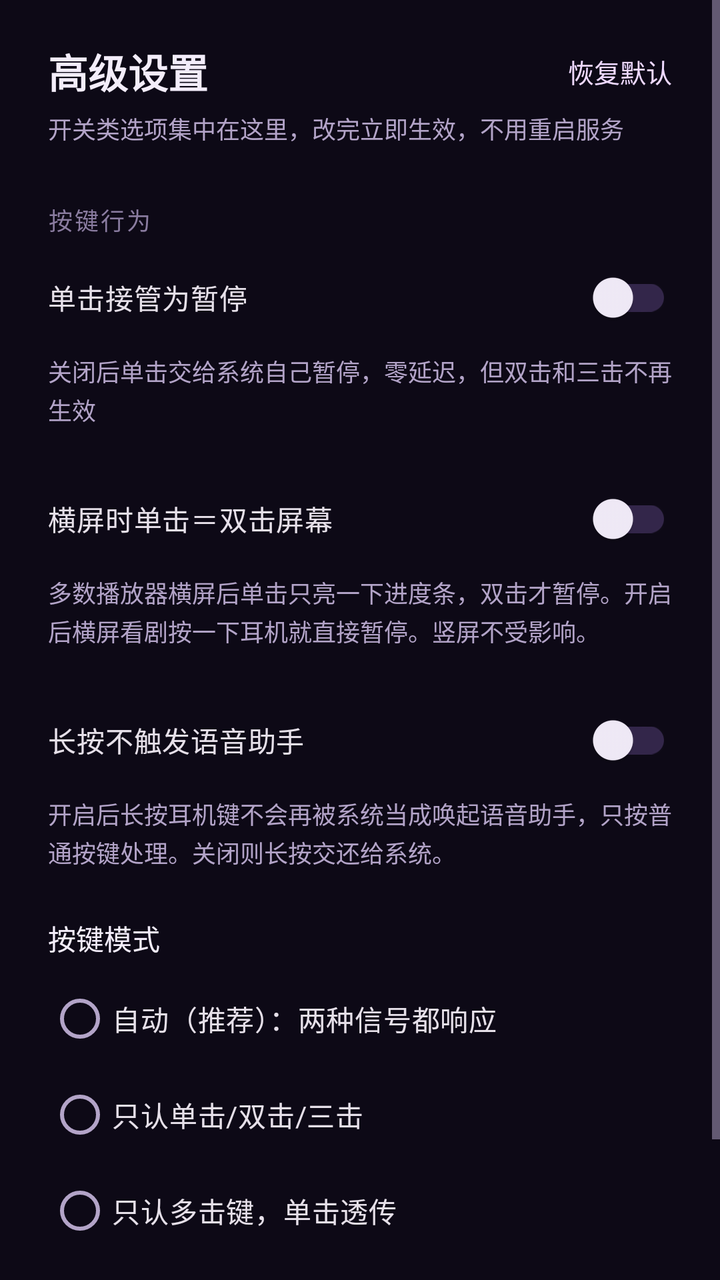
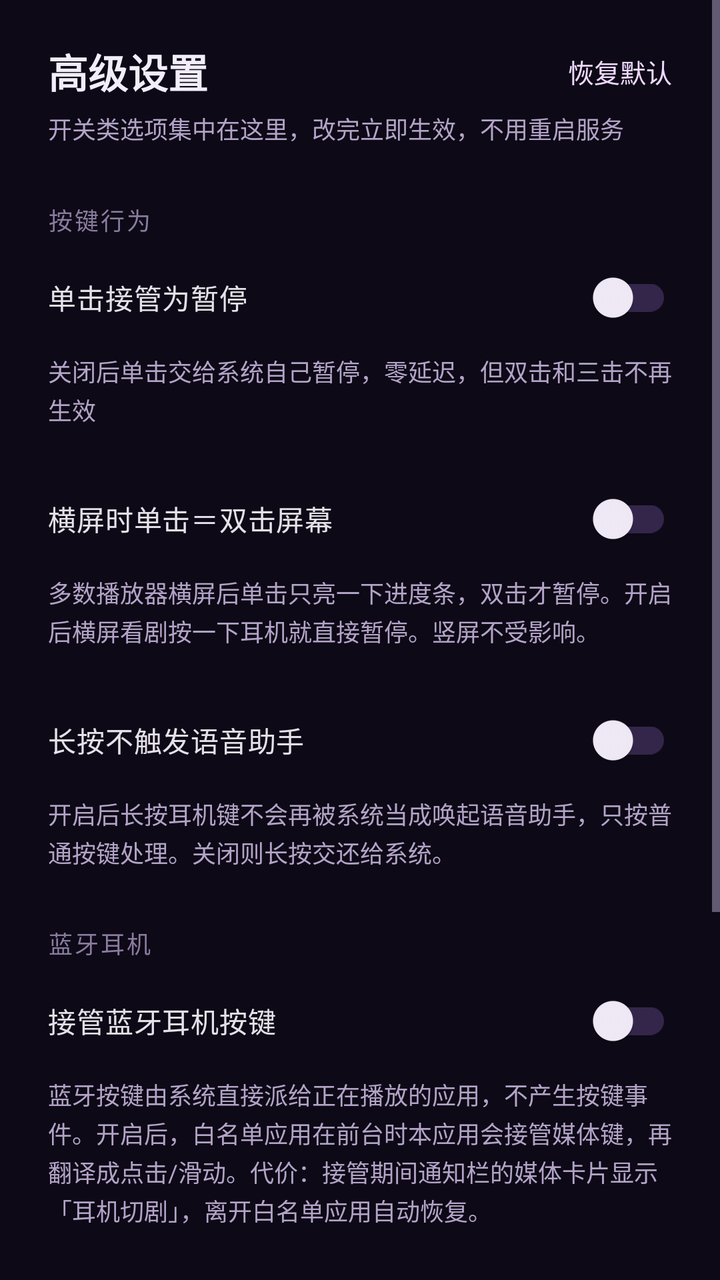

Screens rendered from an Android XML layout before and after an edit, with the pre-edit source and the edit as a unified diff.
<!-- AndroidManifest.xml: application theme Theme.Podskip -->
<!-- res/layout/activity_advanced.xml -->
<?xml version="1.0" encoding="utf-8"?>
<ScrollView xmlns:android="http://schemas.android.com/apk/res/android"
    android:layout_width="match_parent"
    android:layout_height="match_parent"
    android:background="@color/bg"
    android:fitsSystemWindows="true">

    <LinearLayout
        android:layout_width="match_parent"
        android:layout_height="wrap_content"
        android:orientation="vertical"
        android:paddingStart="24dp"
        android:paddingTop="20dp"
        android:paddingEnd="24dp"
        android:paddingBottom="32dp">

        <LinearLayout
            android:layout_width="match_parent"
            android:layout_height="wrap_content"
            android:gravity="center_vertical"
            android:orientation="horizontal">

            <TextView
                android:layout_width="0dp"
                android:layout_height="wrap_content"
                android:layout_weight="1"
                android:text="高级设置"
                android:textColor="@color/on_surface"
                android:textSize="20sp"
                android:textStyle="bold" />

            <TextView
                android:id="@+id/btn_reset_advanced"
                android:layout_width="wrap_content"
                android:layout_height="wrap_content"
                android:background="?attr/selectableItemBackground"
                android:clickable="true"
                android:focusable="true"
                android:paddingTop="6dp"
                android:paddingBottom="6dp"
                android:text="恢复默认"
                android:textColor="@color/on_primary_container"
                android:textSize="13sp" />
        </LinearLayout>

        <TextView
            style="@style/TextCaption"
            android:layout_width="match_parent"
            android:layout_height="wrap_content"
            android:layout_marginTop="4dp"
            android:text="开关类选项集中在这里，改完立即生效，不用重启服务" />

        <TextView
            style="@style/TextSection"
            android:layout_width="wrap_content"
            android:layout_height="wrap_content"
            android:layout_marginTop="28dp"
            android:layout_marginBottom="6dp"
            android:text="按键行为" />

        <androidx.appcompat.widget.SwitchCompat
            android:id="@+id/switch_single"
            android:layout_width="match_parent"
            android:layout_height="wrap_content"
            android:text="单击接管为暂停" />

        <TextView
            style="@style/TextCaption"
            android:layout_width="match_parent"
            android:layout_height="wrap_content"
            android:layout_marginTop="4dp"
            android:text="关闭后单击交给系统自己暂停，零延迟，但双击和三击不再生效" />

        <androidx.appcompat.widget.SwitchCompat
            android:id="@+id/switch_landscape"
            android:layout_width="match_parent"
            android:layout_height="wrap_content"
            android:layout_marginTop="22dp"
            android:text="横屏时单击＝双击屏幕" />

        <TextView
            style="@style/TextCaption"
            android:layout_width="match_parent"
            android:layout_height="wrap_content"
            android:layout_marginTop="4dp"
            android:text="多数播放器横屏后单击只亮一下进度条，双击才暂停。开启后横屏看剧按一下耳机就直接暂停。竖屏不受影响。" />

        <androidx.appcompat.widget.SwitchCompat
            android:id="@+id/switch_long_press"
            android:layout_width="match_parent"
            android:layout_height="wrap_content"
            android:layout_marginTop="22dp"
            android:text="长按不触发语音助手" />

        <TextView
            style="@style/TextCaption"
            android:layout_width="match_parent"
            android:layout_height="wrap_content"
            android:layout_marginTop="4dp"
            android:text="开启后长按耳机键不会再被系统当成唤起语音助手，只按普通按键处理。关闭则长按交还给系统。" />

        <TextView
            android:layout_width="match_parent"
            android:layout_height="wrap_content"
            android:layout_marginTop="24dp"
            android:text="按键模式"
            android:textColor="@color/on_surface"
            android:textSize="14sp" />

        <RadioGroup
            android:id="@+id/radio_mode"
            android:layout_width="match_parent"
            android:layout_height="wrap_content"
            android:layout_marginTop="6dp">

            <RadioButton
                android:id="@+id/rb_auto"
                android:layout_width="match_parent"
                android:layout_height="wrap_content"
                android:text="自动（推荐）：两种信号都响应" />

            <RadioButton
                android:id="@+id/rb_count"
                android:layout_width="match_parent"
                android:layout_height="wrap_content"
                android:text="只认单击/双击/三击" />

            <RadioButton
                android:id="@+id/rb_pass"
                android:layout_width="match_parent"
                android:layout_height="wrap_content"
                android:text="只认多击键，单击透传" />
        </RadioGroup>

        <LinearLayout
            android:id="@+id/wear_header"
            android:layout_width="match_parent"
            android:layout_height="wrap_content"
            android:layout_marginTop="24dp"
            android:background="?attr/selectableItemBackground"
            android:clickable="true"
            android:focusable="true"
            android:gravity="center_vertical"
            android:orientation="horizontal"
            android:paddingTop="8dp"
            android:paddingBottom="8dp">

            <TextView
                style="@style/TextSection"
                android:layout_width="0dp"
                android:layout_height="wrap_content"
                android:layout_weight="1"
                android:text="佩戴检测" />

            <TextView
                android:id="@+id/wear_toggle"
                style="@style/TextCaption"
                android:layout_width="wrap_content"
                android:layout_height="wrap_content"
                android:text="展开" />
        </LinearLayout>

        <LinearLayout
            android:id="@+id/wear_body"
            android:layout_width="match_parent"
            android:layout_height="wrap_content"
            android:orientation="vertical"
            android:visibility="gone">

            <androidx.appcompat.widget.SwitchCompat
                android:id="@+id/switch_wear_pause"
                android:layout_width="match_parent"
                android:layout_height="wrap_content"
                android:layout_marginTop="8dp"
                android:text="耳机摘下自动暂停" />

        <TextView
            style="@style/TextCaption"
            android:layout_width="match_parent"
            android:layout_height="wrap_content"
            android:layout_marginTop="4dp"
            android:text="通过音频输出是否断开来判断：有线拔出、蓝牙断开、摘下即断开的耳机会触发。Android 没有公开的入耳状态接口，只摘一只仍连着蓝牙的耳机检测不到。" />

        <androidx.appcompat.widget.SwitchCompat
            android:id="@+id/switch_wear_resume"
            android:layout_width="match_parent"
            android:layout_height="wrap_content"
            android:layout_marginTop="22dp"
            android:text="重新戴上自动恢复" />

        <TextView
            style="@style/TextCaption"
            android:layout_width="match_parent"
            android:layout_height="wrap_content"
            android:layout_marginTop="4dp"
            android:text="只在暂停是「摘下自动触发」时才恢复；你自己按过耳机键或暂停本来就是手动点的，不会替你播放。" />

        <TextView
            android:layout_width="match_parent"
            android:layout_height="wrap_content"
            android:layout_marginTop="24dp"
            android:text="自动恢复时限"
            android:textColor="@color/on_surface"
            android:textSize="14sp" />

        <RadioGroup
            android:id="@+id/radio_resume_window"
            android:layout_width="match_parent"
            android:layout_height="wrap_content"
            android:layout_marginTop="6dp">

            <RadioButton
                android:id="@+id/rb_1min"
                android:layout_width="match_parent"
                android:layout_height="wrap_content"
                android:text="1 分钟" />

            <RadioButton
                android:id="@+id/rb_5min"
                android:layout_width="match_parent"
                android:layout_height="wrap_content"
                android:text="5 分钟（默认）" />

            <RadioButton
                android:id="@+id/rb_15min"
                android:layout_width="match_parent"
                android:layout_height="wrap_content"
                android:text="15 分钟" />
        </RadioGroup>

        <TextView
            style="@style/TextCaption"
            android:layout_width="match_parent"
            android:layout_height="wrap_content"
            android:layout_marginTop="8dp"
            android:text="摘下超过这个时间再戴上不会自动播放，避免晚上摘下、第二天戴上时突然外放。" />
        </LinearLayout>

    </LinearLayout>
</ScrollView>
<!-- resources referenced by this layout -->
<resources>
  <color name="bg">#0D0916</color>
  <color name="on_primary_container">#EED9FF</color>
  <color name="on_surface">#F3EDFA</color>
  <style name="TextCaption">
          <item name="android:textSize">12sp</item>
          <item name="android:textColor">@color/on_surface_variant</item>
          <item name="android:lineSpacingExtra">2dp</item>
      </style>
  <style name="TextSection">
          <item name="android:textSize">12sp</item>
          <item name="android:textColor">@color/on_surface_faint</item>
          <item name="android:letterSpacing">0.08</item>
          <item name="android:textAllCaps">false</item>
      </style>
  <style name="Theme.Podskip" parent="Theme.Material3.Dark.NoActionBar">
          <item name="colorPrimary">@color/primary</item>
          <item name="colorOnPrimary">@color/on_primary</item>
          <item name="colorPrimaryContainer">@color/primary_container</item>
          <item name="colorOnPrimaryContainer">@color/on_primary_container</item>
          <item name="colorSecondaryContainer">@color/secondary_container</item>
          <item name="colorOnSecondaryContainer">@color/on_secondary_container</item>
  
          <item name="colorSurface">@color/surface</item>
          <item name="colorOnSurface">@color/on_surface</item>
          <item name="colorSurfaceVariant">@color/surface_high</item>
          <item name="colorOnSurfaceVariant">@color/on_surface_variant</item>
          <item name="colorOutline">@color/outline</item>
  
          <item name="android:colorBackground">@color/bg</item>
          <item name="android:windowBackground">@color/bg</item>
          <item name="android:statusBarColor">@color/bg</item>
          <item name="android:navigationBarColor">@color/bg</item>
          <item name="android:windowLightStatusBar">false</item>
          <item name="android:windowLightNavigationBar">false</item>
  
          <item name="android:textColorPrimary">@color/on_surface</item>
          <item name="android:textColorSecondary">@color/on_surface_variant</item>
          <item name="android:textColorHint">@color/on_surface_faint</item>
  
          <item name="colorAccent">@color/primary</item>
          <item name="colorControlActivated">@color/primary</item>
      </style>
  <color name="on_surface_variant">#B3A4C8</color>
  <color name="on_surface_faint">#8A7CA0</color>
  <color name="primary">#8B2CB5</color>
  <color name="on_primary">#FFFFFF</color>
  <color name="primary_container">#3A1B52</color>
  <color name="secondary_container">#2A1D3E</color>
  <color name="on_secondary_container">#E4D3FA</color>
  <color name="surface">#191228</color>
  <color name="surface_high">#221838</color>
  <color name="outline">#33264A</color>
</resources>

<!-- the commit's change to res/layout/activity_advanced.xml (unified diff, before → after) -->
@@ -100,6 +100,27 @@
             android:text="开启后长按耳机键不会再被系统当成唤起语音助手，只按普通按键处理。关闭则长按交还给系统。" />
 
         <TextView
+            style="@style/TextSection"
+            android:layout_width="wrap_content"
+            android:layout_height="wrap_content"
+            android:layout_marginTop="28dp"
+            android:layout_marginBottom="6dp"
+            android:text="蓝牙耳机" />
+
+        <androidx.appcompat.widget.SwitchCompat
+            android:id="@+id/switch_bt"
+            android:layout_width="match_parent"
+            android:layout_height="wrap_content"
+            android:text="接管蓝牙耳机按键" />
+
+        <TextView
+            style="@style/TextCaption"
+            android:layout_width="match_parent"
+            android:layout_height="wrap_content"
+            android:layout_marginTop="4dp"
+            android:text="蓝牙按键由系统直接派给正在播放的应用，不产生按键事件。开启后，白名单应用在前台时本应用会接管媒体键，再翻译成点击/滑动。代价：接管期间通知栏的媒体卡片显示「耳机切剧」，离开白名单应用自动恢复。" />
+
+        <TextView
             android:layout_width="match_parent"
             android:layout_height="wrap_content"
             android:layout_marginTop="24dp"
